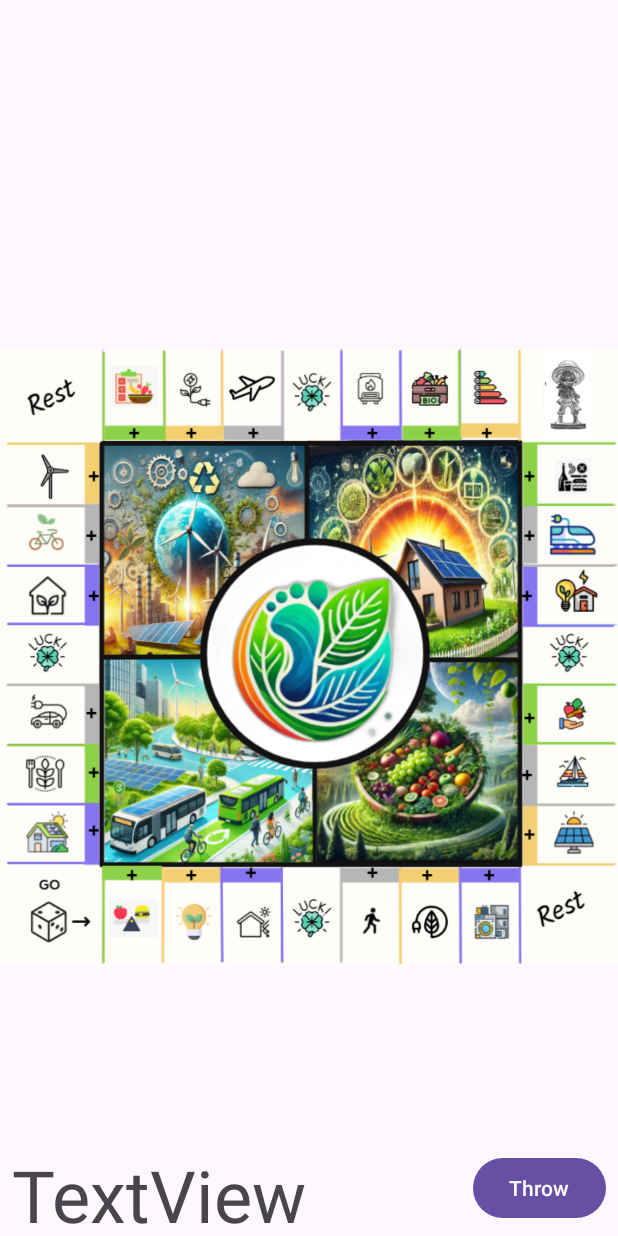
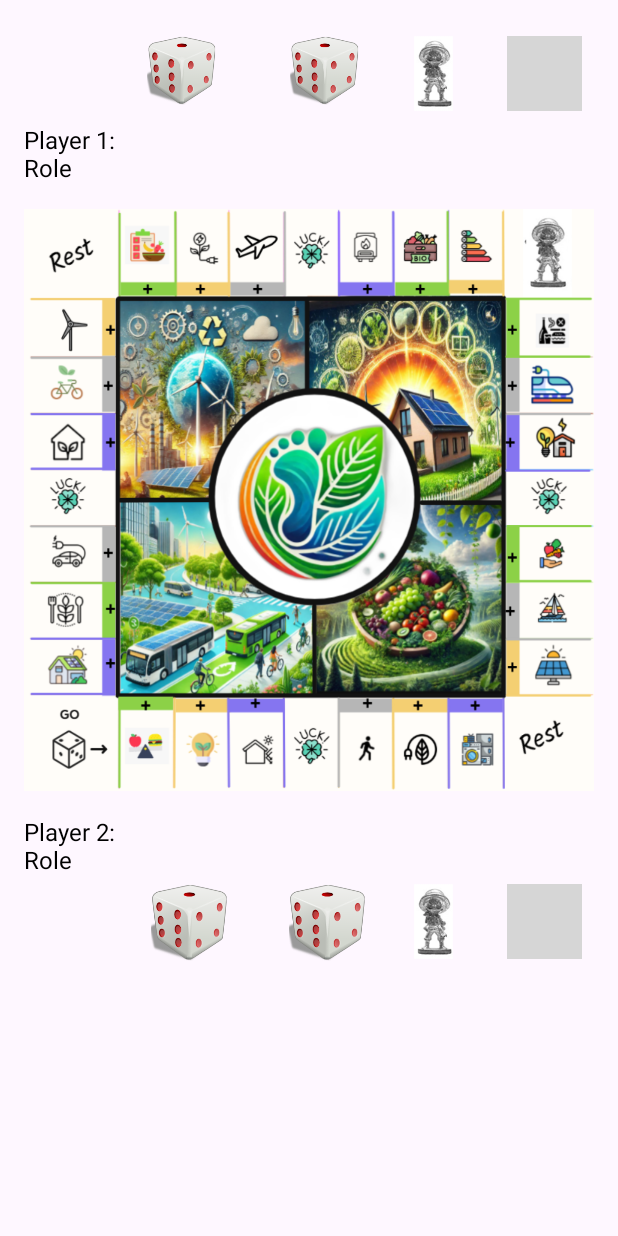
Before and after one commit to antiX19/Carbon_Quest_Test, an Android app: the layout activity_main.xml on its own in the app's theme, with its tools: preview values and no code run, on a phone screen of 412 x 824 dp. Run offline under Robolectric (Android 15) with nearby library versions, the phone set to English and light mode, and no system bars; grey boxes are pictures that could not be loaded.

Commit message:
Update activity_main.xml

```diff
--- a/app/src/main/res/layout/activity_main.xml
+++ b/app/src/main/res/layout/activity_main.xml
@@ -1,48 +1,150 @@
 <?xml version="1.0" encoding="utf-8"?>
-<androidx.constraintlayout.widget.ConstraintLayout xmlns:android="http://schemas.android.com/apk/res/android"
-    xmlns:app="http://schemas.android.com/apk/res-auto"
-    xmlns:tools="http://schemas.android.com/tools"
-    android:id="@+id/main"
+<LinearLayout xmlns:android="http://schemas.android.com/apk/res/android"
     android:layout_width="match_parent"
     android:layout_height="match_parent"
-    tools:context=".MainActivity">
+    xmlns:app="http://schemas.android.com/apk/res-auto"
+    android:orientation="vertical"
+    android:padding="16dp">
+    <!-- Player 1 Layout -->
+    <LinearLayout
+        android:id="@+id/player1_zone"
+        android:layout_width="match_parent"
+        android:layout_height="wrap_content"
+        android:orientation="horizontal"
+        android:padding="8dp">
 
-    <TextView
-        android:id="@+id/diceView"
-        android:layout_width="0dp"
-        android:layout_height="wrap_content"
-        android:layout_marginLeft="8dp"
-        android:layout_marginStart="8dp"
-        android:text="TextView"
-        android:textSize="48sp"
-        app:layout_constraintBottom_toBottomOf="parent"
-        app:layout_constraintEnd_toStartOf="@+id/throwButton"
-        app:layout_constraintStart_toStartOf="parent"
-        app:layout_constraintTop_toTopOf="@+id/throwButton" />
+        <Button
+            android:id="@+id/rollDiceButtonPlayer1"
+            android:layout_width="49dp"
+            android:layout_height="35dp"
+            android:text="Throw"
+            android:visibility="invisible" />
 
-    <Button
-        android:id="@+id/throwButton"
-        android:layout_width="wrap_content"
-        android:layout_height="wrap_content"
-        android:layout_marginEnd="8dp"
-        android:layout_marginBottom="8dp"
-        android:layout_marginRight="8dp"
-        android:text="Throw"
-        app:layout_constraintBottom_toBottomOf="parent"
-        app:layout_constraintEnd_toEndOf="parent" />
+        <ImageView
+            android:id="@+id/diceImage11"
+            android:layout_width="11dp"
+            android:layout_height="46dp"
+            android:layout_weight="1"
+            android:visibility="visible"
+            app:srcCompat="@drawable/dice3d160" />
+
+        <ImageView
+            android:id="@+id/diceImage12"
+            android:layout_width="11dp"
+            android:layout_height="46dp"
+            android:layout_weight="1"
+            android:visibility="visible"
+            app:srcCompat="@drawable/dice3d160" />
+
+        <ImageView
+            android:layout_width="50dp"
+            android:layout_height="50dp"
+            android:src="@drawable/luffy" />
+
+        <ImageView
+            android:id="@+id/player1_turn_indicator"
+            android:layout_width="24dp"
+            android:layout_height="24dp"
+            android:src="@drawable/your_turn"
+            android:visibility="invisible" />
+        <ImageButton
+            android:id="@+id/fullLogButtonPlayer1"
+            android:layout_width="50dp"
+            android:layout_height="50dp"
+            android:contentDescription="Afficher le journal complet"
+            android:src="@drawable/ic_log"
+            android:scaleType="centerInside" />
+
+    </LinearLayout>
+    <!-- Board View -->
+    <!-- Player 2 Layout -->
+
+    <LinearLayout
+        android:layout_width="match_parent"
+        android:layout_height="41dp"
+        android:orientation="vertical">
+
+        <TextView
+            android:id="@+id/player1Role"
+            android:layout_width="82dp"
+            android:layout_height="wrap_content"
+            android:layout_weight="1"
+            android:text="Player 1: Role"
+            android:textColor="@color/black"
+            android:textSize="16sp" />
+    </LinearLayout>
 
     <com.example.carbonquest.BoardView
-        android:id="@+id/boardView"
-        android:layout_width="0dp"
-        android:layout_height="0dp"
-        android:adjustViewBounds="true"
-        android:scaleType="fitXY"
-        app:layout_constraintBottom_toTopOf="@+id/throwButton"
-        app:layout_constraintEnd_toEndOf="parent"
-        app:layout_constraintStart_toStartOf="parent"
-        app:layout_constraintTop_toTopOf="parent"
-        app:layout_constraintVertical_bias="0.652"
-        app:layout_constraintDimensionRatio="1:1"
-        app:srcCompat="@drawable/plateau"
-        tools:srcCompat="@drawable/plateau" />
-</androidx.constraintlayout.widget.ConstraintLayout>
+        android:id="@+id/boardview"
+        android:layout_width="wrap_content"
+        android:layout_height="388dp"
+        android:layout_marginVertical="16dp"
+        android:layout_weight="0" />
+
+    <LinearLayout
+        android:layout_width="match_parent"
+        android:layout_height="38dp"
+        android:orientation="vertical">
+
+        <TextView
+            android:id="@+id/player2Role"
+            android:layout_width="81dp"
+            android:layout_height="match_parent"
+            android:layout_weight="1"
+            android:text="Player 2: Role"
+            android:textColor="@color/black"
+            android:textSize="16sp" />
+    </LinearLayout>
+
+    <LinearLayout
+        android:id="@+id/player2_zone"
+        android:layout_width="match_parent"
+        android:layout_height="wrap_content"
+        android:orientation="horizontal"
+        android:padding="8dp">
+
+        <Button
+            android:id="@+id/rollDiceButtonPlayer2"
+            android:layout_width="56dp"
+            android:layout_height="35dp"
+            android:text="Throw"
+            android:visibility="invisible" />
+
+        <ImageView
+            android:id="@+id/diceImage21"
+            android:layout_width="23dp"
+            android:layout_height="51dp"
+            android:layout_weight="1"
+            android:visibility="visible"
+            app:srcCompat="@drawable/dice3d160" />
+
+        <ImageView
+            android:id="@+id/diceImage22"
+            android:layout_width="23dp"
+            android:layout_height="51dp"
+            android:layout_weight="1"
+            android:visibility="visible"
+            app:srcCompat="@drawable/dice3d160" />
+
+        <ImageView
+            android:layout_width="50dp"
+            android:layout_height="50dp"
+            android:src="@drawable/luffy" />
+
+        <ImageView
+            android:id="@+id/player2_turn_indicator"
+            android:layout_width="24dp"
+            android:layout_height="24dp"
+            android:src="@drawable/your_turn"
+            android:visibility="invisible" />
+
+        <ImageButton
+            android:id="@+id/fullLogButtonPlayer2"
+            android:layout_width="50dp"
+            android:layout_height="50dp"
+            android:contentDescription="Afficher le journal complet"
+            android:scaleType="centerInside"
+            android:src="@drawable/ic_log" />
+
+    </LinearLayout>
+</LinearLayout>
```
